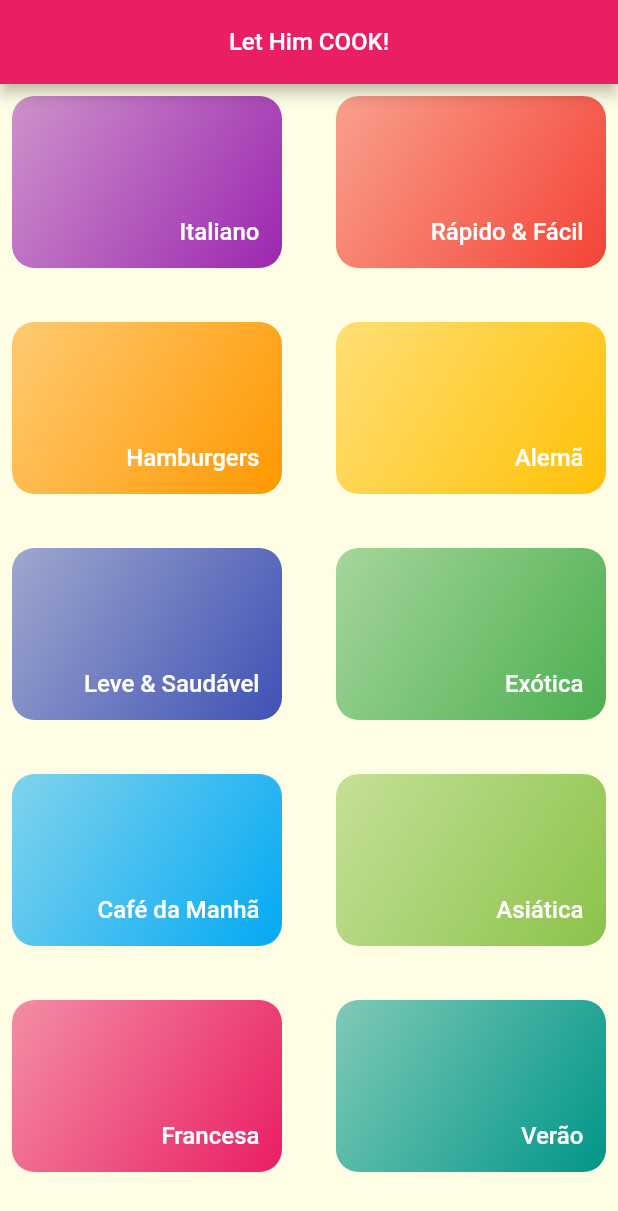
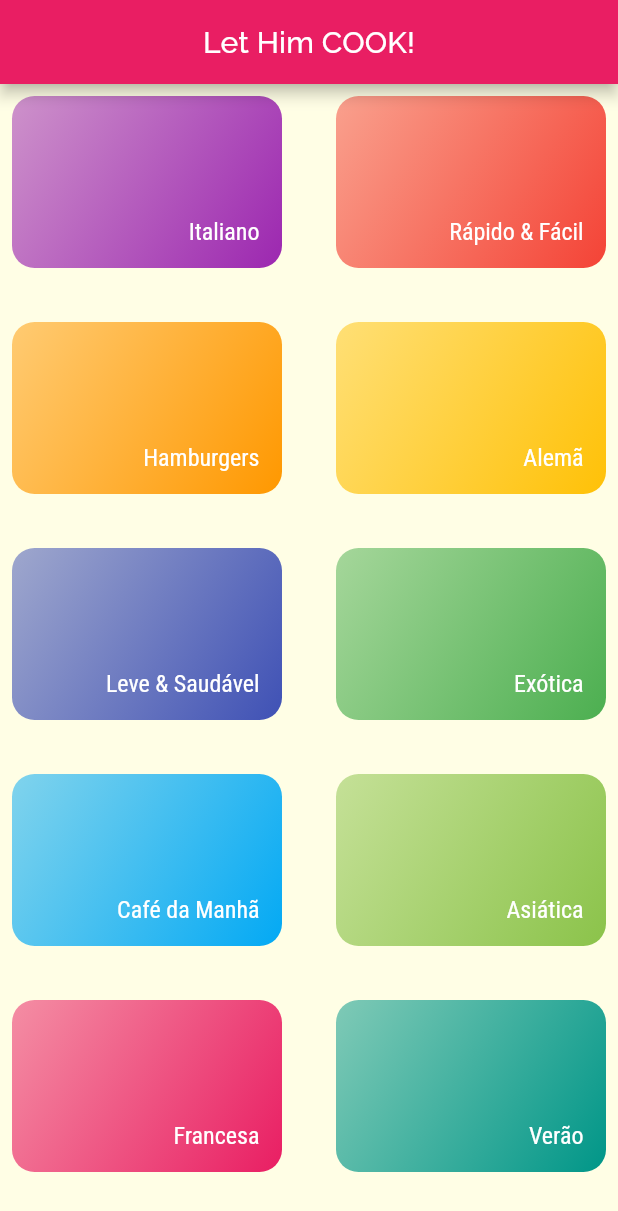
Before and after one commit to annarafafo/cookbook, a Flutter app: the screen it shows after launch, on a phone screen of 412 x 824 dp. Shown: the top 1211 px of the screen. Run offline on Flutter 3.47's test engine with Material 2 defaults, Android fonts, the phone set to English and light mode, and no system bars; our stand-ins replace google_fonts.

Commit message:
created meal details page adjustments in styling

```diff
--- a/lib/components/category_item.dart
+++ b/lib/components/category_item.dart
@@ -1,4 +1,3 @@
-import 'package:lethimcook/screens/categories_meals_screen.dart';
 import 'package:lethimcook/utils/app_routes.dart';
 
 import '../models/category.dart';
@@ -10,7 +9,8 @@ class CategoryItem extends StatelessWidget {
   const CategoryItem(this.category, {super.key});
 
   void _selectCategory(BuildContext context) {
-    Navigator.of(context).pushNamed(AppRoutes.categoriesMeals, arguments: category);
+    Navigator.of(context)
+        .pushNamed(AppRoutes.categoriesMeals, arguments: category);
   }
 
   @override
@@ -33,7 +33,7 @@ class CategoryItem extends StatelessWidget {
             alignment: Alignment.bottomRight,
             child: Text(
               category.title,
-              style: Theme.of(context).textTheme.titleLarge,
+              style: Theme.of(context).textTheme.titleMedium,
             )),
       ),
     );
--- a/lib/main.dart
+++ b/lib/main.dart
@@ -2,6 +2,7 @@ import 'package:flutter/material.dart';
 import 'package:google_fonts/google_fonts.dart';
 import 'package:lethimcook/screens/categories_meals_screen.dart';
 import 'package:lethimcook/screens/categories_screen.dart';
+import 'package:lethimcook/screens/meal_detail_screen.dart';
 import 'package:lethimcook/utils/app_routes.dart';
 
 void main() {
@@ -21,16 +22,25 @@ class MyApp extends StatelessWidget {
           colorScheme: theme.colorScheme
               .copyWith(primary: Colors.pink, secondary: Colors.amber),
           canvasColor: const Color.fromRGBO(255, 254, 229, 1),
-          fontFamily: GoogleFonts.raleway.toString(),
+          fontFamily: GoogleFonts.raleway().fontFamily,
           textTheme: theme.textTheme.copyWith(
-              titleLarge: TextStyle(
+              titleSmall: TextStyle(
+                  fontSize: 20,
+                  color: Colors.white,
+                  fontFamily: GoogleFonts.raleway().fontFamily),
+              titleMedium: TextStyle(
                   color: Colors.white,
                   fontSize: 16,
-                  fontFamily: GoogleFonts.robotoCondensed.toString()))),
+                  fontFamily: GoogleFonts.robotoCondensed().fontFamily),
+              titleLarge: TextStyle(
+                  color: Colors.black,
+                  fontSize: 20,
+                  fontFamily: GoogleFonts.robotoCondensed().fontFamily))),
       initialRoute: AppRoutes.home,
       routes: {
         AppRoutes.home: (ctx) => const CategoriesScreen(),
-        AppRoutes.categoriesMeals: (ctx) => const CategoriesMealsScreen()
+        AppRoutes.categoriesMeals: (ctx) => const CategoriesMealsScreen(),
+        AppRoutes.mealDetail: (ctx) => const MealDetailScreen()
       },
     );
   }
--- a/lib/screens/categories_meals_screen.dart
+++ b/lib/screens/categories_meals_screen.dart
@@ -15,7 +15,7 @@ class CategoriesMealsScreen extends StatelessWidget {
 
     return Scaffold(
       appBar: AppBar(
-        title: Text(category.title),
+        title: Text(category.title, style: Theme.of(context).textTheme.titleSmall),
       ),
       body: ListView.builder(
         itemCount: categoryMeals.length,
--- a/lib/screens/categories_screen.dart
+++ b/lib/screens/categories_screen.dart
@@ -1,4 +1,5 @@
 import 'package:flutter/material.dart';
+import 'package:google_fonts/google_fonts.dart';
 import 'package:lethimcook/components/category_item.dart';
 import 'package:lethimcook/data/dummy_data.dart';
 
@@ -8,16 +9,20 @@ class CategoriesScreen extends StatelessWidget {
   @override
   Widget build(BuildContext context) {
     return Scaffold(
-      appBar: AppBar(title: const Center(child: Text('Let Him COOK!'))),
+      appBar: AppBar(
+          title: Center(
+        child: Text('Let Him COOK!',
+            style: Theme.of(context).textTheme.titleSmall),
+      )),
       body: GridView(
-        gridDelegate: const SliverGridDelegateWithMaxCrossAxisExtent(
-            maxCrossAxisExtent: 200,
-            childAspectRatio: 3 / 2,
-            crossAxisSpacing: 20,
-            mainAxisSpacing: 20),
-        children:
-            dummyCategories.map((category) => CategoryItem(category)).toList()
-      ),
+          gridDelegate: const SliverGridDelegateWithMaxCrossAxisExtent(
+              maxCrossAxisExtent: 200,
+              childAspectRatio: 3 / 2,
+              crossAxisSpacing: 20,
+              mainAxisSpacing: 20),
+          children: dummyCategories
+              .map((category) => CategoryItem(category))
+              .toList()),
     );
   }
 }
--- a/lib/utils/app_routes.dart
+++ b/lib/utils/app_routes.dart
@@ -1,4 +1,5 @@
 class AppRoutes {
   static const home = '/';
   static const categoriesMeals = '/categories-meals';
+  static const mealDetail = '/meal-detail';
 }
```
Also changed, not shown: lib/components/list_container.dart (added, +21 -0 lines), lib/components/meal_item.dart (+36 -4 lines), lib/components/section_title.dart (added, +17 -0 lines), lib/models/meal.dart (+38 -0 lines), lib/screens/meal_detail_screen.dart (added, +65 -0 lines).
